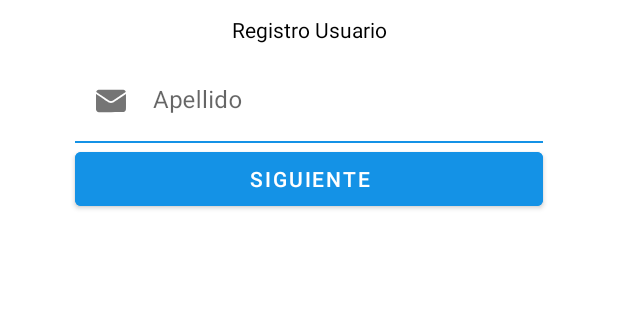
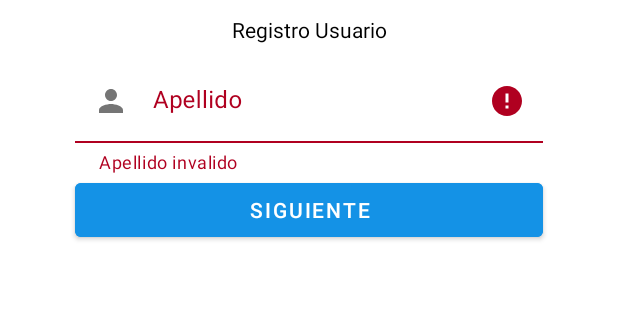
Before and after one commit to Joelspitale/AndroidMoviles, an Android app: the LastName screen opened directly, with no data from a screen before it, after a tap on "SIGUIENTE", on a phone screen of 412 x 824 dp, the part 447-767 px from its top. Run offline under Robolectric (Android 15) with nearby library versions, the light colour scheme and no system bars; 1 statement that could not run was skipped.

Commit message:
error inpunts

```diff
--- a/app/src/main/java/com/example/myapplication/register/LastName.java
+++ b/app/src/main/java/com/example/myapplication/register/LastName.java
@@ -41,16 +41,18 @@ public class LastName extends AppCompatActivity {
                     Intent myIntent = new Intent(LastName.this, Email.class);
                     myIntent.putExtra("user", user);
                     startActivity(myIntent);
-                }else
-                    Toast.makeText(LastName.this, "El Apellido no puede estar vacio", Toast.LENGTH_SHORT).show();
+                }
             }
         });
     }
 
     private boolean validateLastName(String lastName){
-        String lastNameAux = lastName.replace(" ","");
-        if(lastNameAux.length()==0)
+        if(lastName.trim().length()==0){
+            inputLastName.setError("Apellido invalido");
             return false;
+        }
+        inputLastName.setError(null);
+        inputLastName.setErrorEnabled(false);
         return true;
     }
 }
--- a/app/src/main/java/com/example/myapplication/register/PasswordVerificed.java
+++ b/app/src/main/java/com/example/myapplication/register/PasswordVerificed.java
@@ -49,8 +49,7 @@ public class PasswordVerificed extends AppCompatActivity {
                     saveUserDatabase(user);
                     Intent myIntent = new Intent(PasswordVerificed.this, SingIn.class);
                     startActivity(myIntent);
-                }else
-                    Toast.makeText(PasswordVerificed.this, "No coinciden las contraseñas,vuelva a intentarlo", Toast.LENGTH_SHORT).show();
+                }
             }
         });
     }
@@ -74,8 +73,11 @@ public class PasswordVerificed extends AppCompatActivity {
     private boolean consistencyBetweenPassword(String passwordValidate,String passwordInitial) {
         if(passwordValidate.equals(passwordInitial)) {
             Toast.makeText(PasswordVerificed.this, "Se ha logueado con exito", Toast.LENGTH_SHORT).show();
+            inputPasswordValidate.setError(null);
+            inputPasswordValidate.setErrorEnabled(false);
             return true;
         }
+        inputPasswordValidate.setError("No coinciden las contraseñas");
         return false;
     }
 
--- a/app/src/main/res/layout/activity_register_email.xml
+++ b/app/src/main/res/layout/activity_register_email.xml
@@ -45,14 +45,14 @@
             android:paddingLeft="50dp"
             android:paddingRight="50dp"
             android:focusableInTouchMode="true"
+            app:errorEnabled="true"
             app:boxBackgroundColor="@color/white"
-            app:hintTextColor="@color/principal_blue"
-            app:boxStrokeColor="@color/principal_blue"
             app:startIconDrawable="@drawable/ic_email">
 
             <com.google.android.material.textfield.TextInputEditText
                 android:layout_width="match_parent"
                 android:layout_height="wrap_content"
+                android:maxLines="1"
                 android:inputType="textEmailAddress"
                 />
 
--- a/app/src/main/res/layout/activity_register_lastname.xml
+++ b/app/src/main/res/layout/activity_register_lastname.xml
@@ -42,18 +42,19 @@
             android:layout_width="match_parent"
             android:layout_height="wrap_content"
             android:hint="@string/InputlastNameUser"
-            android:inputType="textEmailAddress"
             android:paddingLeft="50dp"
             android:paddingRight="50dp"
             android:focusableInTouchMode="true"
+            app:errorEnabled="true"
             app:boxBackgroundColor="@color/white"
-            app:boxStrokeColor="@color/principal_blue"
-            app:hintTextColor="@color/principal_blue"
-            app:startIconDrawable="@drawable/ic_email">
+            app:startIconDrawable="@drawable/ic_baseline_person_24">
 
             <com.google.android.material.textfield.TextInputEditText
                 android:layout_width="match_parent"
                 android:layout_height="wrap_content"
+                android:maxLines="1"
+                android:inputType="text"
+                android:digits="abcdefghijklmnopqrstuvwxyzABCDEFGHIJKLMNOPQRSTUVWXYZ"
                 />
 
         </com.google.android.material.textfield.TextInputLayout>
--- a/app/src/main/res/layout/activity_register_password.xml
+++ b/app/src/main/res/layout/activity_register_password.xml
@@ -41,20 +41,19 @@
             android:layout_width="match_parent"
             android:layout_height="wrap_content"
             android:hint="@string/password"
-            android:inputType="textPassword"
             android:paddingLeft="50dp"
             android:paddingRight="50dp"
             android:focusableInTouchMode="true"
             app:boxBackgroundColor="@color/white"
-            app:boxStrokeColor="@color/principal_blue"
-            app:hintTextColor="@color/principal_blue"
             app:passwordToggleEnabled="true"
+            app:errorEnabled="true"
             app:startIconDrawable="@drawable/ic_candado">
 
             <com.google.android.material.textfield.TextInputEditText
                 android:layout_width="match_parent"
                 android:layout_height="wrap_content"
                 android:inputType="textPassword"
+                android:maxLines="1"
                 />
 
         </com.google.android.material.textfield.TextInputLayout>
--- a/app/src/main/res/layout/activity_registro_passwordverificed.xml
+++ b/app/src/main/res/layout/activity_registro_passwordverificed.xml
@@ -46,15 +46,15 @@
             android:paddingRight="50dp"
             android:focusableInTouchMode="true"
             app:boxBackgroundColor="@color/white"
-            app:boxStrokeColor="@color/principal_blue"
-            app:hintTextColor="@color/principal_blue"
             app:passwordToggleEnabled="true"
+            app:errorEnabled="true"
             app:startIconDrawable="@drawable/ic_candado">
 
             <com.google.android.material.textfield.TextInputEditText
                 android:layout_width="match_parent"
                 android:layout_height="wrap_content"
                 android:inputType="textPassword"
+                android:maxLines="1"
                 />
 
         </com.google.android.material.textfield.TextInputLayout>
```
Also changed, not shown: app/src/main/java/com/example/myapplication/register/Email.java (+8 -3 lines), app/src/main/java/com/example/myapplication/register/Name.java (+5 -4 lines), app/src/main/java/com/example/myapplication/register/Password.java (+6 -4 lines), app/src/main/res/layout/activity_register_name.xml (+4 -4 lines).
